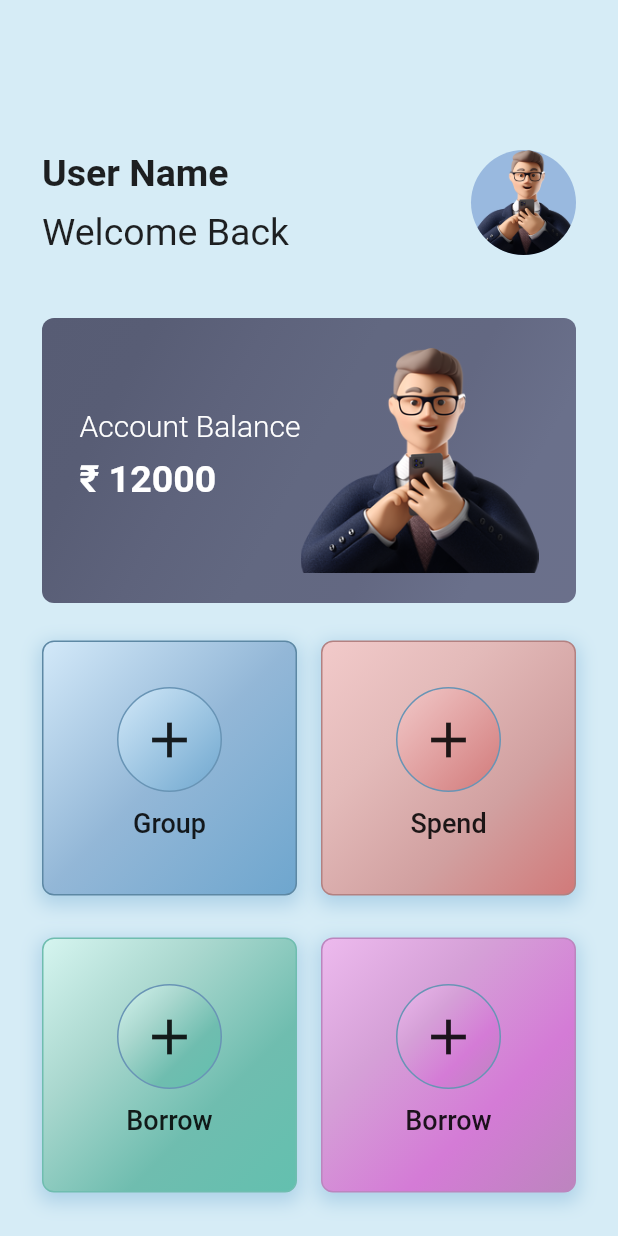
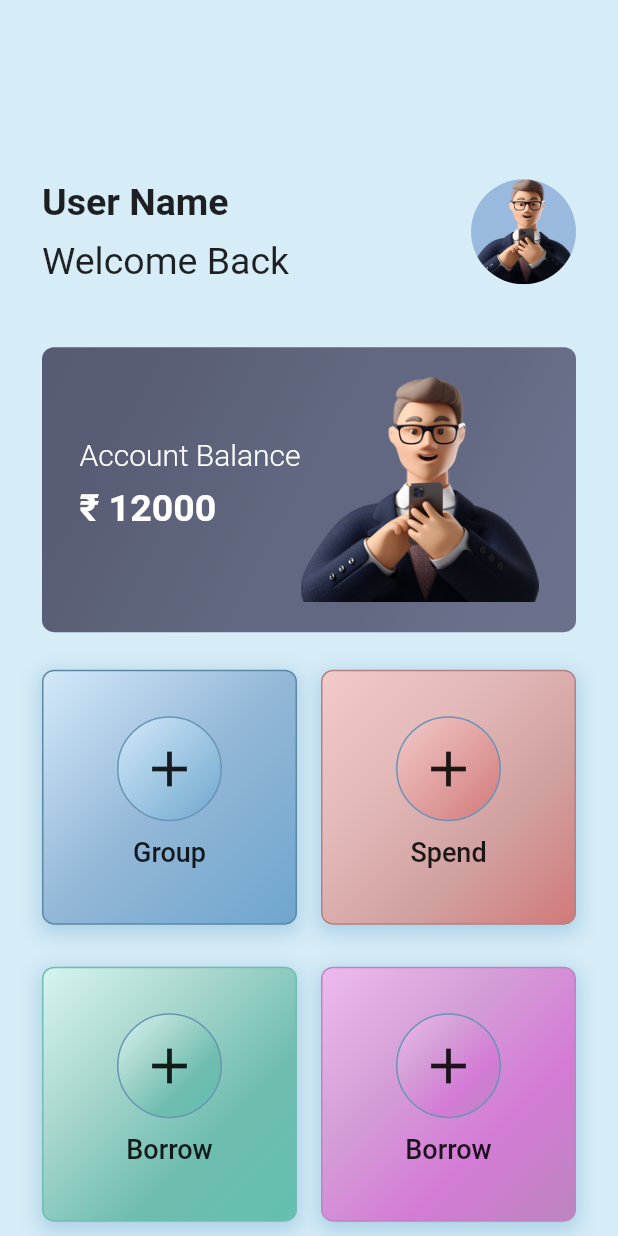
Before and after one commit to sahilt65/splitbuddie, a Flutter app: the HomePage screen opened directly, on a phone screen of 412 x 824 dp. Run offline on Flutter 3.47's test engine with Material 2 defaults, Android fonts, the light colour scheme and no system bars; our stand-ins replace flutter_screenutil, google_nav_bar, introduction_screen, line_icons, shared_preferences; accounts and stored records are empty.

Commit message:
Screen Util

```diff
--- a/lib/features/Home/screens/home_page.dart
+++ b/lib/features/Home/screens/home_page.dart
@@ -1,6 +1,7 @@
 import 'package:flutter/material.dart';
 import 'package:flutter/src/widgets/framework.dart';
 import 'package:flutter/src/widgets/placeholder.dart';
+import 'package:flutter_screenutil/flutter_screenutil.dart';
 import 'package:google_nav_bar/google_nav_bar.dart';
 import 'package:line_icons/line_icons.dart';
 import 'package:splitbuddie/common/widgets/custom_button.dart';
@@ -23,6 +24,8 @@ class _HomePageState extends State<HomePage> {
   int _selectedIndex = 0;
   @override
   Widget build(BuildContext context) {
+    double width = MediaQuery.of(context).size.width;
+    double height = MediaQuery.of(context).size.height;
     return Scaffold(
       body: Container(
         // decoration: BoxDecoration(gradi),
@@ -30,7 +33,7 @@ class _HomePageState extends State<HomePage> {
           backgroundColor: AppColors.screenBackgroundColor,
           // Color.fromRGBO(223, 235, 245, 1),
           body: Padding(
-            padding: const EdgeInsets.only(top: 100),
+            padding: EdgeInsets.only(top: 100.h),
             child: Column(crossAxisAlignment: CrossAxisAlignment.start, children: [
               //first Row
               Padding(
--- a/pubspec.yaml
+++ b/pubspec.yaml
@@ -31,6 +31,7 @@ dependencies:
   line_icons: ^2.0.1
   curved_navigation_bar: ^1.0.3
   contacts_service: ^0.6.3
+  flutter_screenutil: ^5.7.0
   # cupertino_icons: ^1.0.5
 
 
```
Also changed, not shown: lib/main.dart (+9 -1 lines), pubspec.lock, 1 other file.
